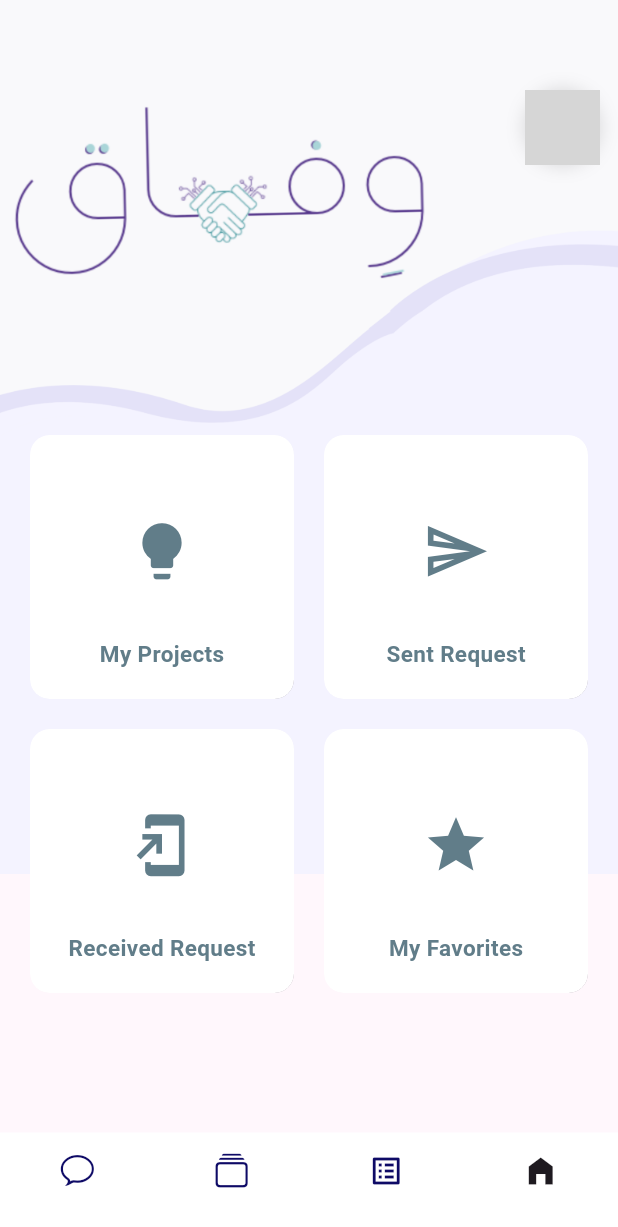
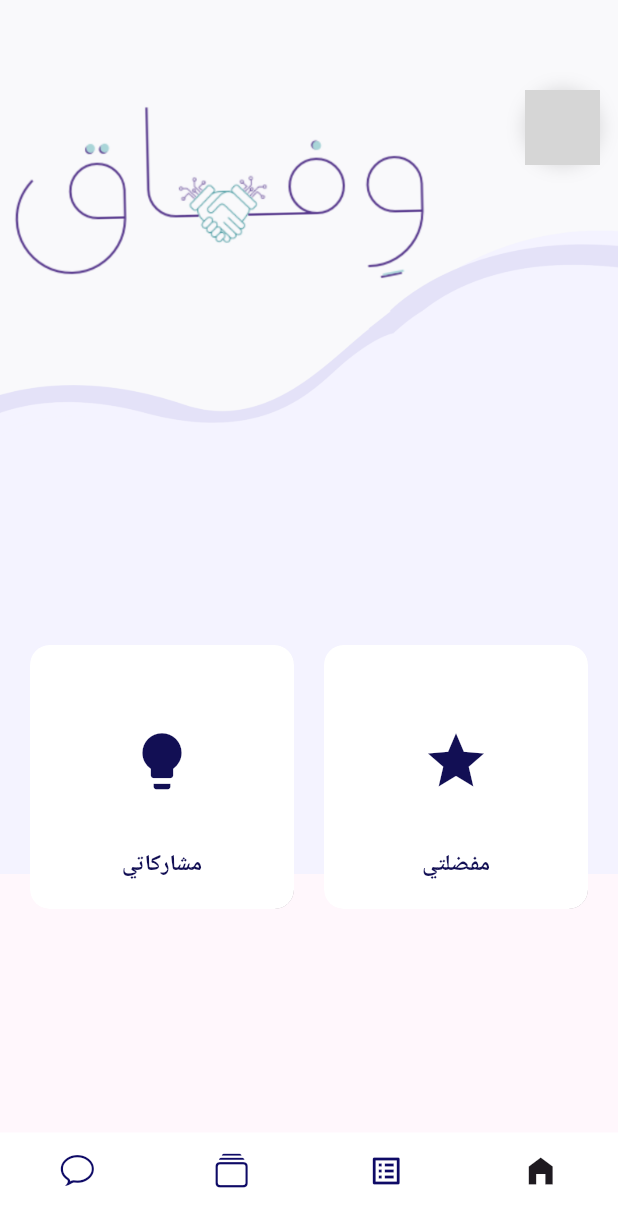
Before and after one commit to nalsomali/Wefaq-Google, a Flutter app: the screen it shows after launch, on a phone screen of 412 x 824 dp. Shown: the top 1227 px of the screen. Run offline on Flutter 3.47's test engine with Material 2 defaults, Android fonts, the phone set to English and light mode, and no system bars; our stand-ins replace cool_alert, flutter_svg, fluttertoast, geolocator, get, google_maps_flutter and 1 more; missing offline and left inert: full_screen_menu, google_place; network calls fail; grey boxes are pictures that could not be loaded.

Commit message:
update homepage

```diff
--- a/wefaq/lib/Homepage.dart
+++ b/wefaq/lib/Homepage.dart
@@ -134,10 +134,10 @@ class HomeScreenState extends State<HomeScreen> {
                 }),
               ),
               SizedBox(
-                height: 200,
+                height: 400,
               ),
               Padding(
-                padding: EdgeInsets.only(top: 290),
+                padding: EdgeInsets.only(top: 430),
                 child: SafeArea(
                   child: Padding(
                     padding: const EdgeInsets.symmetric(horizontal: 20),
@@ -152,11 +152,11 @@ class HomeScreenState extends State<HomeScreen> {
                             mainAxisSpacing: 20,
                             children: <Widget>[
                               CategoryCard(
-                                  title: "My Projects",
+                                  title: "مشاركاتي",
                                   icon: Icon(
                                     Icons.lightbulb,
                                     size: 45,
-                                    color: Color.fromARGB(221, 73, 105, 119),
+                                    color: Color.fromARGB(255, 18, 15, 84),
                                   ),
                                   onTap: () {
                                     // Navigator.push(
@@ -166,38 +166,11 @@ class HomeScreenState extends State<HomeScreen> {
                                     //             myProjects()));
                                   }),
                               CategoryCard(
-                                  title: "Sent Request",
-                                  icon: Icon(
-                                    Icons.send_outlined,
-                                    size: 45,
-                                    color: Color.fromARGB(221, 73, 105, 119),
-                                  ),
-                                  onTap: () {
-                                    // Navigator.push(
-                                    //     context,
-                                    //     MaterialPageRoute(
-                                    //         builder: (context) => Tabs()));
-                                  }),
-                              CategoryCard(
-                                  title: "Received Request",
-                                  icon: Icon(
-                                    Icons.add_to_home_screen,
-                                    size: 45,
-                                    color: Color.fromARGB(221, 73, 105, 119),
-                                  ),
-                                  onTap: () {
-                                    // Navigator.push(
-                                    //     context,
-                                    //     MaterialPageRoute(
-                                    //         builder: (context) =>
-                                    //             RequestListViewPageProject()));
-                                  }),
-                              CategoryCard(
-                                  title: "My Favorites",
+                                  title: "مفضلتي",
                                   icon: Icon(
                                     Icons.star,
                                     size: 45,
-                                    color: Color.fromARGB(221, 73, 105, 119),
+                                    color: Color.fromARGB(255, 18, 15, 84),
                                   ),
                                   onTap: () {
                                     // Navigator.push(
@@ -261,7 +234,7 @@ class CategoryCard extends StatelessWidget {
                 Text("$title",
                     style: TextStyle(
                         fontSize: 15,
-                        color: Color.fromARGB(221, 73, 105, 119),
+                        color: Color.fromARGB(255, 18, 15, 84),
                         fontWeight: FontWeight.bold)),
               ],
             ),
--- a/wefaq/lib/ProjectsTapScreen.dart
+++ b/wefaq/lib/ProjectsTapScreen.dart
@@ -25,11 +25,14 @@ class _ListViewTabsState extends State<ProjectsTabs> {
         length: 2,
         child: Scaffold(
           appBar: AppBar(
-            title: Text('البحوث و المشاريع',
-                style: TextStyle(
-                  fontWeight: FontWeight.normal,
-                  color: Color.fromARGB(255, 14, 10, 102),
-                )),
+            title: Text(
+              'البحوث و المشاريع',
+              style: TextStyle(
+                fontWeight: FontWeight.normal,
+                color: Color.fromARGB(255, 14, 10, 102),
+              ),
+              textAlign: TextAlign.center,
+            ),
             leading: Icon(
               Icons.logout,
               color: Color.fromARGB(255, 14, 10, 102),
```
Also changed, not shown: 1 other file.
